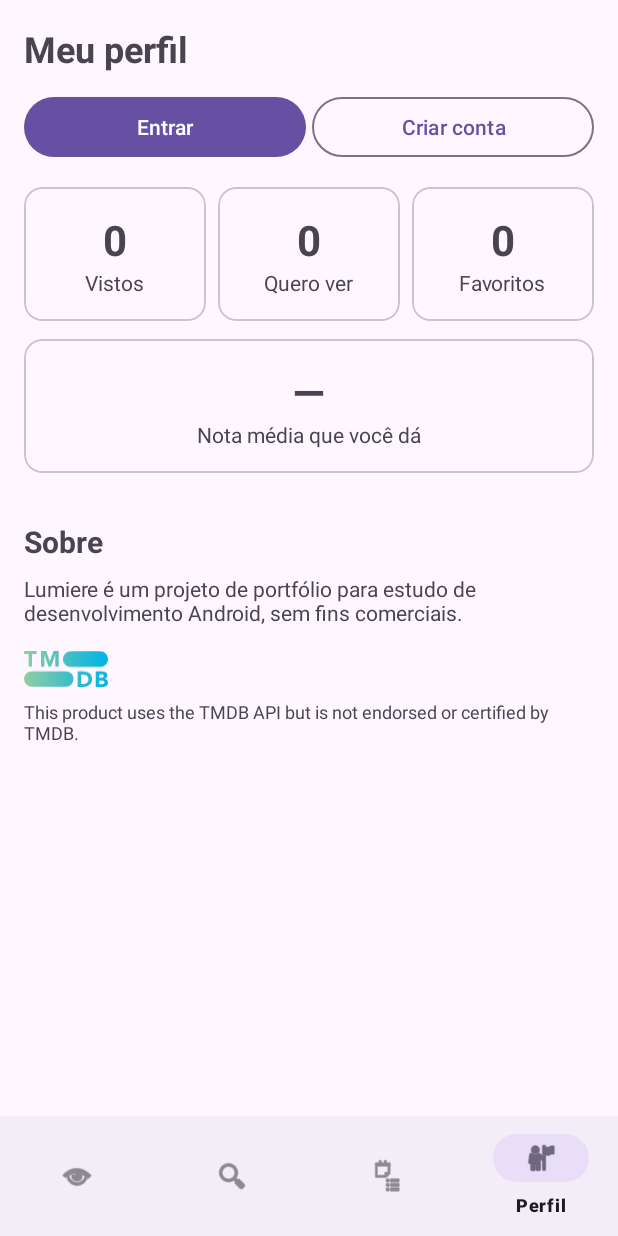
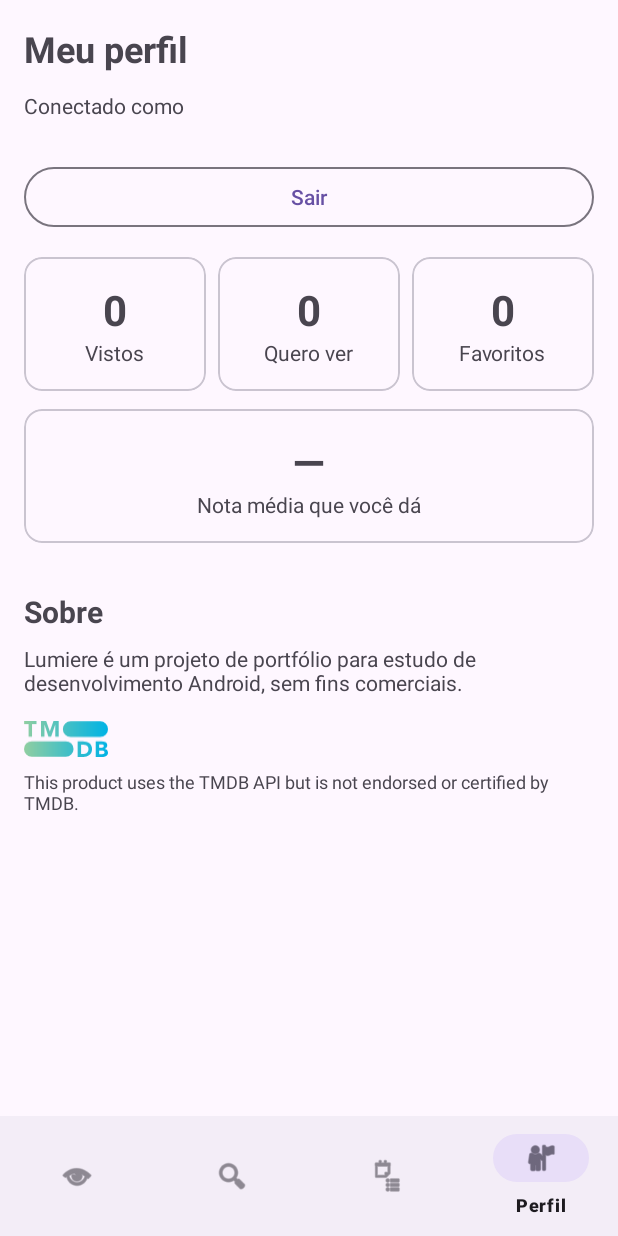
Before and after one commit to yurifariasx/lumiere, an Android app: the ProfileFragment screen opened through its navigation route, on a phone screen of 412 x 824 dp. Run offline under Robolectric (Android 15) with nearby library versions, the phone set to English and light mode, and no system bars; our stand-ins replace Firebase (no records; nobody signed in at launch, a user with empty details on screens opened directly), Room's generated code, navigation-ui; pictures from the network do not load.

Commit message:
feat: mostra conta logada e botão Sair no Perfil

```diff
--- a/app/src/main/java/com/example/lumiere/ProfileFragment.kt
+++ b/app/src/main/java/com/example/lumiere/ProfileFragment.kt
@@ -12,6 +12,9 @@ import androidx.lifecycle.repeatOnLifecycle
 import androidx.navigation.fragment.findNavController
 import com.example.lumiere.databinding.FragmentProfileBinding
 import com.example.lumiere.ui.ProfileViewModel
+import com.example.lumiere.ui.SessionViewModel
+import com.google.android.material.dialog.MaterialAlertDialogBuilder
+import com.google.firebase.auth.FirebaseUser
 import kotlinx.coroutines.launch
 
 class ProfileFragment : Fragment() {
@@ -19,6 +22,8 @@ class ProfileFragment : Fragment() {
     private var _binding: FragmentProfileBinding? = null
     private val binding get() = _binding!!
     private val viewModel: ProfileViewModel by viewModels()
+
+    private val sessionViewModel: SessionViewModel by viewModels()
 
     override fun onCreateView(
         inflater: LayoutInflater, container: ViewGroup?, savedInstanceState: Bundle?
@@ -35,8 +40,17 @@ class ProfileFragment : Fragment() {
         binding.btnRegister.setOnClickListener {
             findNavController().navigate(R.id.registerFragment)
         }
+        binding.btnLogout.setOnClickListener {
+            MaterialAlertDialogBuilder(requireContext())
+                .setTitle("Sair da conta")
+                .setMessage("Deseja realmente sair?")
+                .setNegativeButton("Cancelar", null)
+                .setPositiveButton("Sair") { _, _ -> sessionViewModel.signOut() }
+                .show()
+        }
         viewLifecycleOwner.lifecycleScope.launch {
             viewLifecycleOwner.repeatOnLifecycle(Lifecycle.State.STARTED) {
+                launch {
                     viewModel.stats.collect { stats ->
                         binding.tvWatched.text = stats.watched.toString()
                         binding.tvWant.text = stats.wantToWatch.toString()
@@ -45,7 +59,16 @@ class ProfileFragment : Fragment() {
                             stats.averageRating?.let { "★ %.1f".format(it) } ?: "—"
                     }
                 }
+                launch { sessionViewModel.user.collect { renderUser(it) } }
             }
+        }
+    }
+
+    private fun renderUser(user: FirebaseUser?) {
+        val loggedIn = user != null
+        binding.groupLoggedOut.visibility = if (loggedIn) View.GONE else View.VISIBLE
+        binding.groupLoggedIn.visibility = if (loggedIn) View.VISIBLE else View.GONE
+        binding.tvEmail.text = user?.email.orEmpty()
     }
 
     override fun onDestroyView() {
--- a/app/src/main/res/layout/fragment_profile.xml
+++ b/app/src/main/res/layout/fragment_profile.xml
@@ -16,6 +16,7 @@
             android:textSize="24sp"
             android:textStyle="bold" />
         <LinearLayout
+            android:id="@+id/groupLoggedOut"
             android:layout_width="match_parent"
             android:layout_height="wrap_content"
             android:layout_marginTop="12dp"
@@ -36,6 +37,34 @@
                 android:layout_height="wrap_content"
                 android:layout_weight="1"
                 android:text="Criar conta" />
+        </LinearLayout>
+
+        <LinearLayout
+            android:id="@+id/groupLoggedIn"
+            android:layout_width="match_parent"
+            android:layout_height="wrap_content"
+            android:layout_marginTop="12dp"
+            android:orientation="vertical"
+            android:visibility="gone">
+
+            <TextView
+                android:layout_width="wrap_content"
+                android:layout_height="wrap_content"
+                android:text="Conectado como" />
+
+            <TextView
+                android:id="@+id/tvEmail"
+                android:layout_width="match_parent"
+                android:layout_height="wrap_content"
+                android:textStyle="bold" />
+
+            <Button
+                android:id="@+id/btnLogout"
+                style="?attr/materialButtonOutlinedStyle"
+                android:layout_width="match_parent"
+                android:layout_height="wrap_content"
+                android:layout_marginTop="8dp"
+                android:text="Sair" />
         </LinearLayout>
 
         <LinearLayout
```
Lines whose indentation alone changed are shown as unchanged.
